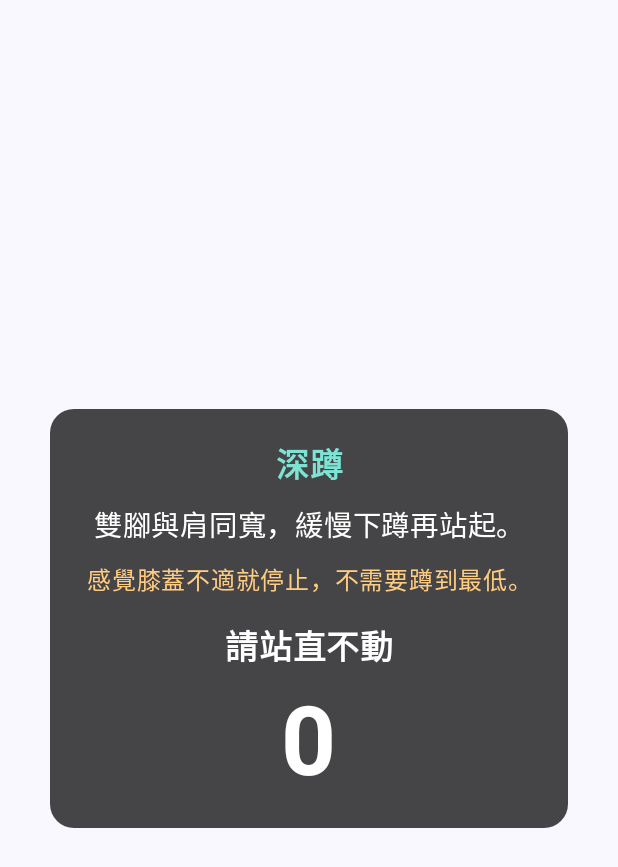
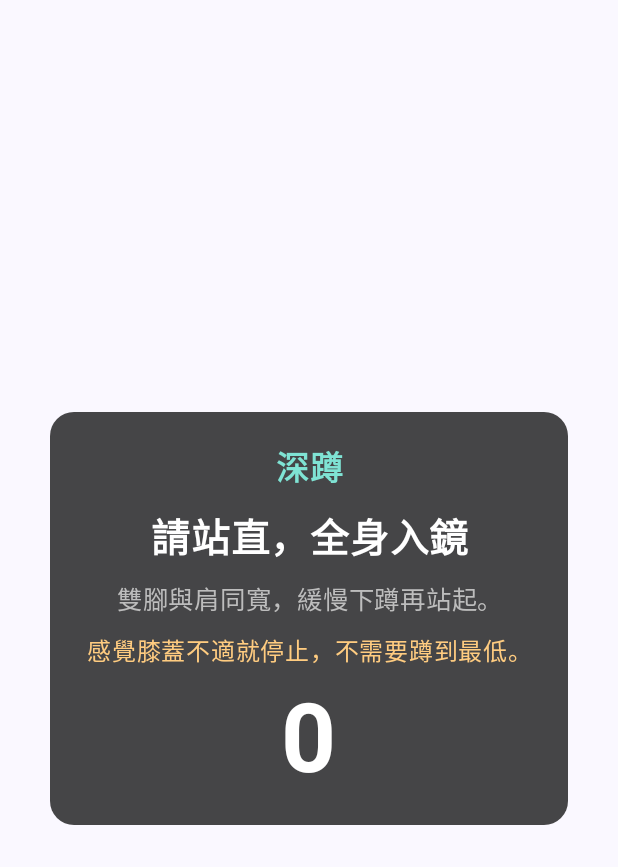
Before and after one commit to jackaltsai/Squat, an Android app built with Jetpack Compose: the composable StandHoldOverlay called with empty values, on a phone screen of 412 x 824 dp. Shown: the top 867 px of the screen. Run offline under Robolectric (Android 15) with nearby library versions, the phone set to English and light mode, and no system bars; libraries missing offline, so code that uses them is left out: androidx.camera.core, androidx.camera.lifecycle, androidx.camera.view; 4 statements that could not run were skipped.

Commit message:
站姿校正先講該擺的姿勢：校正重現性的真因是 UI 誘導
把兩個上肢動作的校正值排在一起：同一個解剖量（手臂長÷肩寬）、
同一段校正程式碼量到的，雙臂高舉五場 σ=0.018（1.348~1.394），
擴胸推掌三場 σ=0.142（1.069~1.409）—— 差 8 倍。

差別不在程式碼，在站姿校正那 3 秒畫面上寫什麼。擴胸的 guidance 是
「雙臂向兩側打開擴胸，再向前推掌」，而且它比「請站直不動」更醒目；
使用者讀著它就把手擺開，系統同時在量他「自然下垂」的手腕位置。
語音念的也只是「請站直不動」，對手一個字都沒說。

而 calibrationHintFor()（「請雙手自然下垂」）只在校正失敗後才出現 ——
我們在失敗之後才給的指示，正是事前從來沒給過的那一個。

修法：
- 語音改念 "${calibrationHintFor(selectedExercise)}，準備校正站姿基準"
- 畫面把校正指示排到最前面、26sp，動作說明降級到它之後（17sp 灰色）
一個字串兩處共用（事前指示 = 事後糾正），不會再失去同步。

這也解釋了擴胸整場全綠、p 平均偏高，以及 10-01 那場舉手 0.962 的離群。
對論文第四章直接相關：30 名受試者的校正品質會被這個 UI 系統性影響，
而那不是演算法誤差也不是受試者差異，是介面誘導。

Co-Authored-By: Claude Opus 5 <noreply@anthropic.com>
Claude-Session: https://claude.ai/code/session_01Lu4t6XxFbXfkkoSeneRdSX

```diff
--- a/app/src/main/java/com/heartchen/squat/camera/PoseDetectionScreen.kt
+++ b/app/src/main/java/com/heartchen/squat/camera/PoseDetectionScreen.kt
@@ -244,7 +244,18 @@ fun PoseDetectionScreen(modifier: Modifier = Modifier) {
     // 受測者可能離鏡頭較遠看不清楚文字，流程轉換（進入站姿校正/基準校正）也用語音提示一次。
     LaunchedEffect(flowStep, selectedExercise) {
         val message = when (flowStep) {
-            FlowStep.STAND_HOLD -> "請站直不動，準備校正站姿基準"
+            // ⚠️ 原本念的是「請站直不動，準備校正站姿基準」—— **完全沒提手要放哪裡**，
+            // 而上肢動作的判準整個建立在「站姿時手腕低於肩多少」上。
+            // 校正失敗後才念的 calibrationHintFor() 正是事前從來沒給過的那一個指示。
+            //
+            // 實測後果：同一個解剖量（手臂長÷肩寬）由同一段校正程式碼量到，
+            // 雙臂高舉五場 σ = 0.018（1.348~1.394），
+            // 擴胸推掌三場 σ = **0.142**（1.069~1.409）—— 差 8 倍。
+            // 兩者差別在站姿校正時畫面上寫什麼：擴胸的說明是
+            // 「雙臂向兩側打開擴胸，再向前推掌」，使用者讀著它就把手擺開了，
+            // 而系統正在量他「自然下垂」的手腕位置。
+            FlowStep.STAND_HOLD ->
+                "${calibrationHintFor(selectedExercise)}，準備校正站姿基準"
             // 用動作名稱而非寫死「深蹲」：坐站練習走同一條校正流程，
             // 叫使用者「做兩次深蹲」會讓他以為選錯動作了。
             FlowStep.SQUAT_CALIBRATION ->
@@ -970,8 +981,6 @@ private fun StandHoldOverlay(
             horizontalAlignment = Alignment.CenterHorizontally,
             verticalArrangement = Arrangement.spacedBy(10.dp)
         ) {
-            // 動作說明與安全提醒在這裡才真正用得上：使用者剛選完動作、正要開始做。
-            // 放在選擇格線上只會變成每格都有的雜訊，放在這裡則是「現在該怎麼做」。
             Text(
                 text = exercise.label,
                 color = Color(0xFF7FE3D4),
@@ -979,10 +988,26 @@ private fun StandHoldOverlay(
                 fontWeight = FontWeight.Bold,
                 textAlign = TextAlign.Center
             )
+            // **這一刻唯一重要的指示是「現在身體要擺成什麼樣」**，所以排在最前面、
+            // 字級最大。這 3 秒量到的數字就是整場訓練的分母。
+            //
+            // 原本最醒目的是 exercise.guidance（例如「雙臂向兩側打開擴胸，再向前推掌」），
+            // 而「請站直不動」對手臂一個字都沒說 —— 使用者讀著動作說明把手擺開，
+            // 系統同時在量他「自然下垂」的手腕位置。實測擴胸的校正重現性
+            // 因此比雙臂高舉差 8 倍（σ 0.142 vs 0.018）。
+            Text(
+                text = calibrationHintFor(exercise),
+                color = Color.White,
+                fontSize = 26.sp,
+                fontWeight = FontWeight.Bold,
+                textAlign = TextAlign.Center
+            )
+            // 動作說明降級到校正指示之後：它要回答的是「等一下怎麼做」，
+            // 不是「現在怎麼站」，而現在只有後者會影響量到的基準。
             Text(
                 text = exercise.guidance,
-                color = Color.White,
-                fontSize = 19.sp,
+                color = Color(0xFFBDBDBD),
+                fontSize = 17.sp,
                 textAlign = TextAlign.Center
             )
             exercise.safetyNote?.let { note ->
@@ -993,14 +1018,6 @@ private fun StandHoldOverlay(
                     textAlign = TextAlign.Center
                 )
             }
-            Text(
-                text = "請站直不動",
-                color = Color.White,
-                fontSize = 22.sp,
-                fontWeight = FontWeight.Bold,
-                textAlign = TextAlign.Center,
-                modifier = Modifier.padding(top = 6.dp)
-            )
             Text(
                 text = remainingSeconds.coerceAtLeast(0).toString(),
                 color = Color.White,
```
Also changed, not shown: 1 other file.
